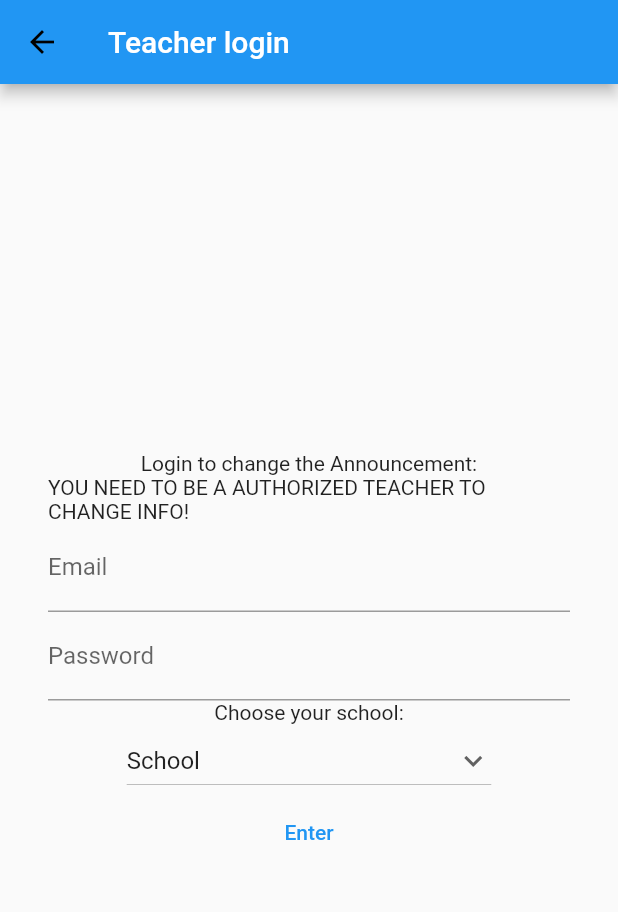
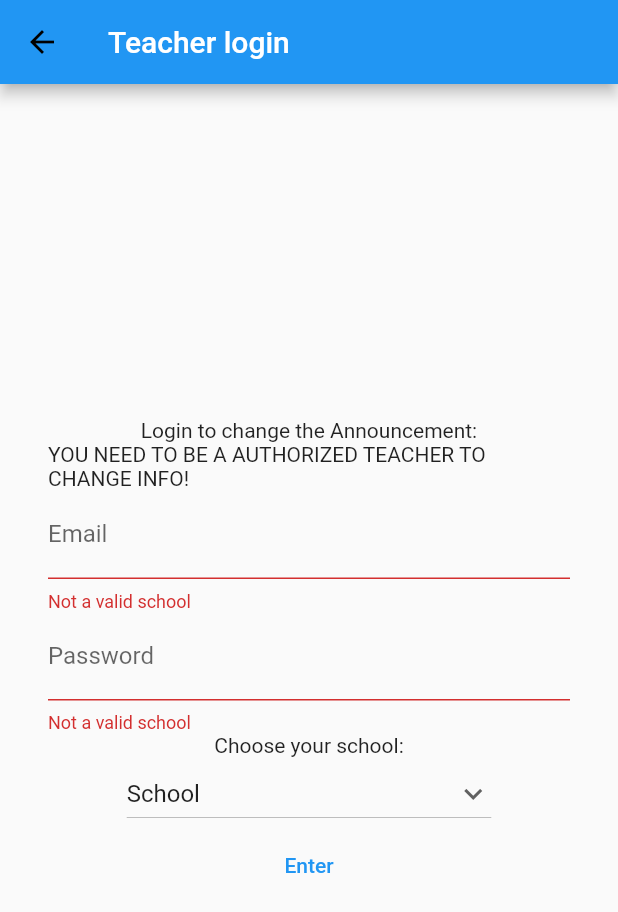
Before and after one commit to announdo/Announdo, a Flutter app: the TeacherLoginAUth screen opened by its route, after a tap on "Enter", on a phone screen of 412 x 824 dp. Shown: the top 912 px of the screen. Run offline on Flutter 3.47's test engine with Material 2 defaults, Android fonts, the phone set to English and light mode, and no system bars; our stand-ins replace auto_size_text, connectivity_plus, firebase_auth, firebase_core, firebase_database; accounts and stored records are empty.

Commit message:
third commit (minor changes for connectivity and exception errors

```diff
--- a/lib/View/TSS_school.dart
+++ b/lib/View/TSS_school.dart
@@ -1,3 +1,4 @@
+import 'package:connectivity_plus/connectivity_plus.dart';
 import 'package:flutter/material.dart';
 import 'package:firebase_database/firebase_database.dart';
 import 'global.dart' as gl;
@@ -15,8 +16,24 @@ class _thornhill_infState extends State<thornhill_inf> {
   List week = ['Monday', 'Tuesday', 'Wednesday', 'Thursday', 'Friday'];
   final _database = FirebaseDatabase.instance.ref();
 
-  @override
-  Widget build(BuildContext context) {
+  ConnectivityResult? _connectivityResult;
+
+  Future<void> _checkConnectivityState() async {
+    final ConnectivityResult result = await Connectivity().checkConnectivity();
+
+    if (result == ConnectivityResult.wifi) {
+      print('Connected to a Wi-Fi network');
+    } else if (result == ConnectivityResult.mobile) {
+      print('Connected to a mobile network');
+    } else {
+      print('Not connected to any network');
+    }
+
+    setState(() {
+      _connectivityResult = result;
+    });
+  }
+
   _tittleMon() {
       _database.child('Monday/tittle').onValue.listen((event) {
           final tittle = event.snapshot.value;
@@ -128,7 +145,16 @@ class _thornhill_infState extends State<thornhill_inf> {
         return gl.friDes;
     }
 
-    return Scaffold(
+  @override
+  Widget build(BuildContext context) {
+    _checkConnectivityState();
+
+
+    return RefreshIndicator(
+      onRefresh: () async {
+        await Future.delayed(Duration(seconds: 1));
+      },
+      child: Scaffold(
         resizeToAvoidBottomInset: true,
         appBar: AppBar(
           title: const Text("Thornhill School"),
@@ -231,6 +257,7 @@ class _thornhill_infState extends State<thornhill_inf> {
             ),
           ),
         )
+      ),
     );
   }
 }
--- a/lib/View/teacher_Login.dart
+++ b/lib/View/teacher_Login.dart
@@ -1,9 +1,13 @@
+import 'dart:developer';
+
 import 'package:firebase_auth/firebase_auth.dart';
 import 'package:firebase_core/firebase_core.dart';
 import 'package:flutter/cupertino.dart';
 import 'package:flutter/material.dart';
 import 'global.dart' as gl;
 import '../firebase_options.dart';
+import 'package:auto_size_text/auto_size_text.dart';
+
 
 class TeacherLoginAUth extends StatefulWidget {
   const TeacherLoginAUth({ Key? key }) : super(key: key);
@@ -15,6 +19,9 @@ class TeacherLoginAUth extends StatefulWidget {
 class _TeacherLoginAUthState extends State<TeacherLoginAUth> {
   late final TextEditingController _email;
   late final TextEditingController _password;
+  String _errorMessage = '';
+  bool _validate = false;
+  bool _ps = false;
 
   @override
   void initState() {
@@ -38,8 +45,12 @@ class _TeacherLoginAUthState extends State<TeacherLoginAUth> {
     'Your school is not available yet',
     'School',
   ];
+
+
+
   @override
   Widget build(BuildContext context) {
+
     return Scaffold(
       resizeToAvoidBottomInset: true,
       appBar: AppBar(
@@ -64,8 +75,9 @@ class _TeacherLoginAUthState extends State<TeacherLoginAUth> {
                     keyboardType: TextInputType.emailAddress,
                     enableSuggestions: false,
                     autocorrect: false,
-                    decoration: const InputDecoration(
+                    decoration: InputDecoration(
                       labelText: 'Email',
+                      errorText: _validate ? _errorMessage : null,
                     ),
                   ),
                   TextField(
@@ -73,8 +85,9 @@ class _TeacherLoginAUthState extends State<TeacherLoginAUth> {
                     obscureText: true,
                     enableSuggestions: false,
                     autocorrect: false,
-                    decoration: const InputDecoration(
+                    decoration: InputDecoration(
                       labelText: 'Password',
+                      errorText: _validate ? _errorMessage : null,
                     ),
                   ),
                   const Text('Choose your school:',),
@@ -96,6 +109,10 @@ class _TeacherLoginAUthState extends State<TeacherLoginAUth> {
                   ),
                   TextButton(
                     onPressed: () async {
+                      setState(() {
+                      _email.text.isEmpty ? _validate = true : _validate = false;
+                      _password.text.isEmpty ? _validate = true : _validate = false;
+                    });
                       final email = _email.text;
                       final password = _password.text;
                       if (dropdownvalue == "Thornhill Secondary School"){
@@ -105,18 +122,48 @@ class _TeacherLoginAUthState extends State<TeacherLoginAUth> {
                           email: email,
                           password: password,
                           );
-                          print(userCredential);
                           Navigator.of(context).pushNamedAndRemoveUntil('/changeAuthAnnouncement', (route) => false);
-
+                          _validate = false;
                         } on FirebaseAuthException catch (e) {
-                          if (e.code == 'user-not-found') {
-                            print('User not found');
+                          print(e.code);
+                          if (e.code == 'user-not-found' || e.code == 'invalid-email') {
+                            print("User not found");
+                            setState(() {
+                              _errorMessage = 'Invalid email or password';
+                              _validate = true;
+                            });
                           } else if (e.code == 'wrong-password') {
-                            print('Wrong password');
+                            print("Wrong pass");
+                            setState(() {
+                              _validate = true;
+                              _errorMessage = 'Wrong password';
+                            });
+                          } else if (e.code == "unknown") {
+                            print("Unknown error");
+                            setState(() {
+                              _validate = true;
+                              _errorMessage = 'Email or password cannot be empty';
+                            });
+                          } else if (e.code == "too-many-requests") {
+                            print("too-many-requests");
+                            setState(() {
+                              _validate = true;
+                              _errorMessage = 'Too many requests have been made please try again later';
+                            });
+                          } else if (e.code == "network-request-failed") {
+                            print('network-request-failed');
+                            setState(() {
+                              _validate = true;
+                              _errorMessage = 'Network request failed please try again later';
+                            });
                           }
                         }
                       } else {
                         print("Not a valid school");
+                        setState(() {
+                          _validate = true;
+                          _errorMessage = 'Not a valid school';
+                        });
                       }
                       },
                       child: const Text('Enter')
--- a/lib/main.dart
+++ b/lib/main.dart
@@ -2,6 +2,7 @@ import 'package:firebase_core/firebase_core.dart';
 import 'package:flutter/material.dart';
 import 'View/TSS_school.dart';
 import 'View/school_log.dart';
+import 'View/splashScreen.dart';
 import 'View/teacher_Change.dart';
 import 'View/teacher_Login.dart';
 
@@ -13,7 +14,7 @@ void main() async{
       theme: ThemeData(
         primarySwatch: Colors.blue,
       ),
-      home: const loginApp12(),
+      home: SplashScreen(),
       routes: {
         '/TSS_school': (context) => const thornhill_inf(),
         '/teachersAuth': (context) => const TeacherLoginAUth(),
--- a/pubspec.yaml
+++ b/pubspec.yaml
@@ -40,6 +40,8 @@ dependencies:
   firebase_analytics: ^9.1.2
   firebase_database: ^9.0.8
   intl: ^0.17.0
+  auto_size_text: ^3.0.0
+  connectivity_plus: ^2.2.1
 
 
 dev_dependencies:
```
Also changed, not shown: lib/View/splashScreen.dart (added, +51 -0 lines), lib/View/teacher_Change.dart (+7 -2 lines), pubspec.lock, 3 other files. Lines whose indentation alone changed are shown as unchanged.
